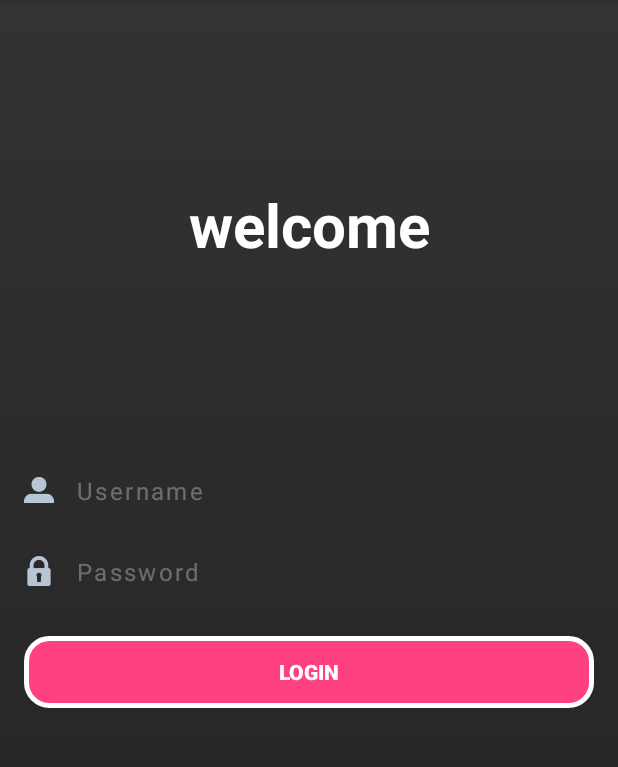
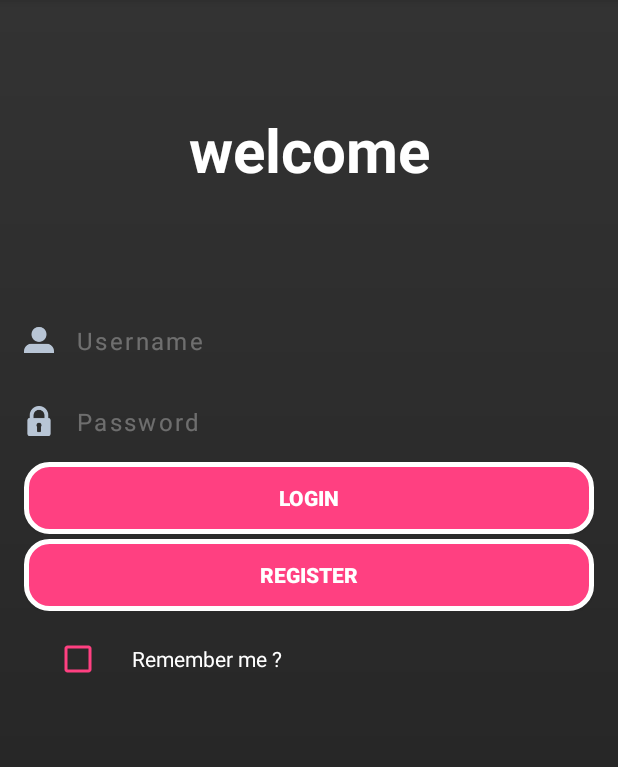
Before and after one commit to AhmedAfifi1999/Store_App, an Android app: the screen it shows after launch (Login), on a phone screen of 412 x 824 dp, the part 84-851 px from its top. Run offline under Robolectric (Android 15) with nearby library versions, the phone set to English and light mode, and no system bars.

Commit message:
design Login part 2

```diff
--- a/app/src/main/res/layout/activity_login.xml
+++ b/app/src/main/res/layout/activity_login.xml
@@ -7,6 +7,9 @@
     android:background="@drawable/grdnt"
     tools:context=".Login">
 
+    <ScrollView
+        android:layout_width="match_parent"
+        android:layout_height="match_parent">
 
     <LinearLayout
         android:layout_width="match_parent"
@@ -15,7 +18,7 @@
 
         <LinearLayout
             android:layout_width="match_parent"
-            android:layout_height="300dp"
+            android:layout_height="200dp"
             android:gravity="center"
             android:orientation="vertical">
 <TextView
@@ -84,7 +87,9 @@
             android:layout_height="wrap_content"
             android:orientation="horizontal"
             android:gravity="center"
-            android:padding="16dp">
+            android:paddingRight="16dp"
+            android:paddingLeft="16dp"
+            android:paddingBottom="3dp">
 
             <Button
                 android:id="@+id/button"
@@ -98,11 +103,54 @@
                 android:text="Login" />
 
         </LinearLayout>
+        <LinearLayout
+            android:layout_width="match_parent"
+            android:layout_height="wrap_content"
+            android:orientation="horizontal"
+            android:gravity="center"
+            android:paddingRight="16dp"
+            android:paddingLeft="16dp">
+
+            <Button
+                android:id="@+id/register"
+                android:layout_width="wrap_content"
+                android:layout_height="wrap_content"
+                android:layout_weight="1"
+                android:textColor="@color/white"
+                android:textStyle="bold"
+                android:layout_gravity="center"
+                android:background="@drawable/save_btn"
+                android:text="Register" />
+
+        </LinearLayout>
+        <LinearLayout
+            android:layout_width="match_parent"
+            android:layout_height="wrap_content"
+            android:orientation="horizontal"
+            android:padding="16dp">
+
+            <ImageView
+                android:layout_width="20dp"
+                android:layout_height="20dp"
+                />
+
+            <CheckBox android:id="@+id/checkbox_meat"
+                android:layout_width="wrap_content"
+                android:layout_height="wrap_content"
+                android:text="Remember me ?"
+                android:textColor="@color/white"
+                android:paddingLeft="20dp"
+                android:buttonTint="@color/colorAccent"
+                />
+
+
+
+        </LinearLayout>
 
 
 
     </LinearLayout>
 
-
+    </ScrollView>
 
 </RelativeLayout>
```
